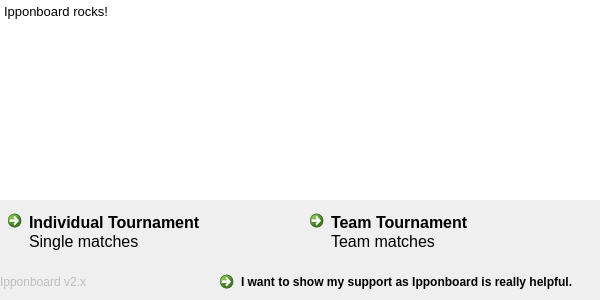
The window that base/SplashScreen.ui (fmuecke/Ipponboard) describes before a commit, drawn with Qt 5.
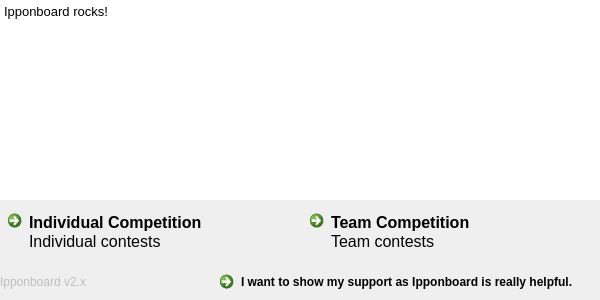
The same window after the commit. Icons and pictures are not drawn.

Commit message: Renamed Tournament Competition

```diff
--- a/base/SplashScreen.ui
+++ b/base/SplashScreen.ui
@@ -149,7 +149,7 @@
         </font>
        </property>
        <property name="text">
-        <string>Individual Tournament</string>
+        <string>Individual Competition</string>
        </property>
        <property name="icon">
         <iconset resource="ipponboard.qrc">
@@ -168,7 +168,7 @@
         <bool>false</bool>
        </property>
        <property name="description">
-        <string>Single matches</string>
+        <string>Individual contests</string>
        </property>
       </widget>
      </item>
@@ -199,7 +199,7 @@
         <enum>Qt::LayoutDirection::LeftToRight</enum>
        </property>
        <property name="text">
-        <string>Team Tournament</string>
+        <string>Team Competition</string>
        </property>
        <property name="icon">
         <iconset resource="ipponboard.qrc">
@@ -224,7 +224,7 @@
         <bool>false</bool>
        </property>
        <property name="description">
-        <string>Team matches</string>
+        <string>Team contests</string>
        </property>
       </widget>
      </item>
```
The commit also changes 50 other files.
